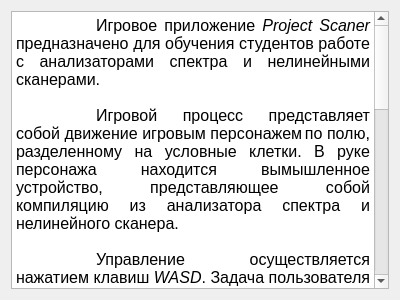
Before: the Qt Designer form help.ui in RedRushTeam/ProjectScaner, drawn with Qt 5.
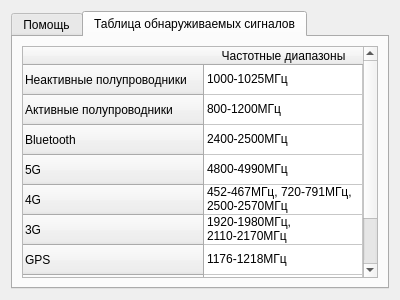
After: the same form once the commit is applied. Icons and pictures are not drawn.

Commit message: ver 1.0 angle texture added

What changed in the file:
```diff
--- a/help.ui
+++ b/help.ui
@@ -15,17 +15,144 @@
   </property>
   <layout class="QVBoxLayout" name="verticalLayout">
    <item>
-    <widget class="QTextBrowser" name="textBrowser">
-     <property name="html">
-      <string>&lt;!DOCTYPE HTML PUBLIC &quot;-//W3C//DTD HTML 4.0//EN&quot; &quot;http://www.w3.org/TR/REC-html40/strict.dtd&quot;&gt;
+    <widget class="QTabWidget" name="tabWidget">
+     <property name="currentIndex">
+      <number>1</number>
+     </property>
+     <widget class="QWidget" name="tab">
+      <attribute name="title">
+       <string>Помощь</string>
+      </attribute>
+      <layout class="QVBoxLayout" name="verticalLayout_2">
+       <item>
+        <widget class="QTextBrowser" name="textBrowser">
+         <property name="html">
+          <string>&lt;!DOCTYPE HTML PUBLIC &quot;-//W3C//DTD HTML 4.0//EN&quot; &quot;http://www.w3.org/TR/REC-html40/strict.dtd&quot;&gt;
 &lt;html&gt;&lt;head&gt;&lt;meta name=&quot;qrichtext&quot; content=&quot;1&quot; /&gt;&lt;style type=&quot;text/css&quot;&gt;
 p, li { white-space: pre-wrap; }
-&lt;/style&gt;&lt;/head&gt;&lt;body style=&quot; font-family:'MS Shell Dlg 2'; font-size:8.25pt; font-weight:400; font-style:normal;&quot;&gt;
-&lt;p align=&quot;justify&quot; style=&quot; margin-top:0px; margin-bottom:0px; margin-left:0px; margin-right:0px; -qt-block-indent:0; text-indent:0px;&quot;&gt;&lt;span style=&quot; font-size:12pt;&quot;&gt;	Игровое приложение &lt;/span&gt;&lt;span style=&quot; font-size:12pt; font-style:italic;&quot;&gt;Project Scaner&lt;/span&gt;&lt;span style=&quot; font-size:12pt;&quot;&gt; предназначено для обучения студентов работе с анализаторами спектра и нелинейными сканерами. &lt;br /&gt;&lt;br /&gt;	Игровой процесс представляет собой движение игровым персонажем&lt;/span&gt;&lt;span style=&quot; font-size:7pt;&quot;&gt; &lt;/span&gt;&lt;span style=&quot; font-size:12pt;&quot;&gt;по полю, разделенному на условные клетки. В руке персонажа находится вымышленное устройство, представляющее собой компиляцию из анализатора спектра и нелинейного сканера. &lt;br /&gt;&lt;br /&gt;	Управление осуществляется нажатием клавиш &lt;/span&gt;&lt;span style=&quot; font-size:12pt; font-style:italic;&quot;&gt;WASD&lt;/span&gt;&lt;span style=&quot; font-size:12pt;&quot;&gt;. Задача пользователя заключается в том, чтобы обнаружить закладное устройство, находящееся на поле. Для выбора ячейки, в которой, предположительно, находится закладное устройство, необходимо выделить эту клетку нажатием левой клавиши мыши, и подтвердить выбор нажатием клавиши &lt;/span&gt;&lt;span style=&quot; font-size:12pt; font-style:italic;&quot;&gt;Enter. &lt;/span&gt;&lt;span style=&quot; font-size:12pt;&quot;&gt;В случае успеха, будет выведено сообщение о победе, а в случае, если клетка была выбрана неверно, оставшееся число попыток будет уменьшено на единицу(всего отводится три попытки). Если попытки заканчиваются, то выводится сообщение о проигрыше, и программа возвращает пользователя в главное меню. Выйти в главное меню, до завершения игры, или вернуться назад, можно, нажав клавишу &lt;/span&gt;&lt;span style=&quot; font-size:12pt; font-style:italic;&quot;&gt;Escape&lt;/span&gt;&lt;span style=&quot; font-size:12pt;&quot;&gt;.&lt;br /&gt;&lt;br /&gt;	Пользователь может просмотреть спектр, на определенной клетке, нажав клавишу &lt;/span&gt;&lt;span style=&quot; font-size:12pt; font-style:italic;&quot;&gt;G. &lt;/span&gt;&lt;span style=&quot; font-size:12pt;&quot;&gt;Устройство, в руке у игрового персонажа имеет диаграмму направленности, вида:&lt;/span&gt;&lt;/p&gt;
-&lt;p align=&quot;center&quot; style=&quot; margin-top:0px; margin-bottom:0px; margin-left:0px; margin-right:0px; -qt-block-indent:0; text-indent:0px;&quot;&gt;&lt;span style=&quot; font-size:12pt;&quot;&gt; &lt;/span&gt;&lt;img src=&quot;:/new/random_game_textures/new/random_game_textures/Example.png&quot; /&gt;&lt;/p&gt;
-&lt;p align=&quot;justify&quot; style=&quot;-qt-paragraph-type:empty; margin-top:0px; margin-bottom:0px; margin-left:0px; margin-right:0px; -qt-block-indent:0; text-indent:0px;&quot;&gt;&lt;br /&gt;&lt;/p&gt;
+&lt;/style&gt;&lt;/head&gt;&lt;body style=&quot; font-family:'MS Shell Dlg 2'; font-size:7.8pt; font-weight:400; font-style:normal;&quot;&gt;
+&lt;p align=&quot;justify&quot; style=&quot; margin-top:0px; margin-bottom:0px; margin-left:0px; margin-right:0px; -qt-block-indent:0; text-indent:0px;&quot;&gt;&lt;span style=&quot; font-size:12pt;&quot;&gt;	Игровое приложение &lt;/span&gt;&lt;span style=&quot; font-size:12pt; font-style:italic;&quot;&gt;Project Scaner&lt;/span&gt;&lt;span style=&quot; font-size:12pt;&quot;&gt; предназначено для обучения студентов работе с анализаторами спектра и нелинейными сканерами. &lt;br /&gt;&lt;br /&gt;	Игровой процесс представляет собой движение игровым персонажем&lt;/span&gt;&lt;span style=&quot; font-size:7pt;&quot;&gt; &lt;/span&gt;&lt;span style=&quot; font-size:12pt;&quot;&gt;по полю, разделенному на условные клетки. В руке персонажа находится вымышленное устройство, представляющее собой компиляцию из анализатора спектра и нелинейного сканера. &lt;br /&gt;&lt;br /&gt;	Управление осуществляется нажатием клавиш &lt;/span&gt;&lt;span style=&quot; font-size:12pt; font-style:italic;&quot;&gt;WASD&lt;/span&gt;&lt;span style=&quot; font-size:12pt;&quot;&gt;. Задача пользователя заключается в том, чтобы обнаружить закладное устройство, находящееся на поле. Для выбора ячейки, в которой, предположительно, находится закладное устройство, необходимо выделить эту клетку нажатием левой клавиши мыши, и подтвердить выбор нажатием клавиши &lt;/span&gt;&lt;span style=&quot; font-size:12pt; font-style:italic;&quot;&gt;Enter. &lt;/span&gt;&lt;span style=&quot; font-size:12pt;&quot;&gt;В случае успеха, будет выведено сообщение о победе, а в случае, если клетка была выбрана неверно, оставшееся число попыток будет уменьшено на единицу(всего отводится три попытки). Если попытки заканчиваются, то выводится сообщение о проигрыше, и программа возвращает пользователя в главное меню. Выйти в главное меню, до завершения игры, или вернуться назад, можно, нажав клавишу &lt;/span&gt;&lt;span style=&quot; font-size:12pt; font-style:italic;&quot;&gt;Escape&lt;/span&gt;&lt;span style=&quot; font-size:12pt;&quot;&gt;.&lt;br /&gt;&lt;br /&gt;	Пользователь может просмотреть спектр, нажав клавишу &lt;/span&gt;&lt;span style=&quot; font-size:12pt; font-style:italic;&quot;&gt;G, &lt;/span&gt;&lt;span style=&quot; font-size:12pt;&quot;&gt;ориентация по графику происходит с помощью клавиш &lt;/span&gt;&lt;span style=&quot; font-size:12pt; font-style:italic;&quot;&gt;A&lt;/span&gt;&lt;span style=&quot; font-size:12pt;&quot;&gt; и &lt;/span&gt;&lt;span style=&quot; font-size:12pt; font-style:italic;&quot;&gt;D&lt;/span&gt;&lt;span style=&quot; font-size:12pt;&quot;&gt;, или при помощи колесика мыши&lt;/span&gt;&lt;span style=&quot; font-size:12pt; font-style:italic;&quot;&gt;. &lt;/span&gt;&lt;span style=&quot; font-size:12pt;&quot;&gt;Устройство, в руке у игрового персонажа имеет диаграмму направленности, вида:&lt;/span&gt;&lt;/p&gt;
+&lt;p align=&quot;justify&quot; style=&quot;-qt-paragraph-type:empty; margin-top:0px; margin-bottom:0px; margin-left:0px; margin-right:0px; -qt-block-indent:0; text-indent:0px; font-size:12pt;&quot;&gt;&lt;br /&gt;&lt;/p&gt;
+&lt;p align=&quot;center&quot; style=&quot; margin-top:0px; margin-bottom:0px; margin-left:0px; margin-right:0px; -qt-block-indent:0; text-indent:0px;&quot;&gt;&lt;span style=&quot; font-size:12pt;&quot;&gt; &lt;/span&gt;&lt;img src=&quot;:/new/random_game_textures/T.png&quot; /&gt;&lt;/p&gt;
+&lt;p align=&quot;justify&quot; style=&quot;-qt-paragraph-type:empty; margin-top:0px; margin-bottom:0px; margin-left:0px; margin-right:0px; -qt-block-indent:0; text-indent:0px; font-size:8.25pt;&quot;&gt;&lt;br /&gt;&lt;/p&gt;
 &lt;p align=&quot;justify&quot; style=&quot; margin-top:0px; margin-bottom:0px; margin-left:0px; margin-right:0px; -qt-block-indent:0; text-indent:0px;&quot;&gt;&lt;span style=&quot; font-size:12pt;&quot;&gt;	Чаще всего, студенту будет необходим &amp;quot;Режим готовой конфигурации&amp;quot;. Для начала игры в данном режиме, студенту будет необходимо выбрать конфигурационный файл, выданный преподавателем.&lt;/span&gt;&lt;/p&gt;&lt;/body&gt;&lt;/html&gt;</string>
-     </property>
+         </property>
+        </widget>
+       </item>
+      </layout>
+     </widget>
+     <widget class="QWidget" name="tab_2">
+      <attribute name="title">
+       <string>Таблица обнаруживаемых сигналов</string>
+      </attribute>
+      <layout class="QVBoxLayout" name="verticalLayout_3">
+       <item>
+        <widget class="QTableWidget" name="tableWidget">
+         <attribute name="horizontalHeaderCascadingSectionResizes">
+          <bool>true</bool>
+         </attribute>
+         <attribute name="horizontalHeaderStretchLastSection">
+          <bool>true</bool>
+         </attribute>
+         <row>
+          <property name="text">
+           <string>Неактивные полупроводники</string>
+          </property>
+         </row>
+         <row>
+          <property name="text">
+           <string>Активные полупроводники</string>
+          </property>
+         </row>
+         <row>
+          <property name="text">
+           <string>Bluetooth</string>
+          </property>
+         </row>
+         <row>
+          <property name="text">
+           <string>5G</string>
+          </property>
+         </row>
+         <row>
+          <property name="text">
+           <string>4G</string>
+          </property>
+         </row>
+         <row>
+          <property name="text">
+           <string>3G</string>
+          </property>
+         </row>
+         <row>
+          <property name="text">
+           <string>GPS</string>
+          </property>
+         </row>
+         <row>
+          <property name="text">
+           <string>Любительские рации</string>
+          </property>
+         </row>
+         <row>
+          <property name="text">
+           <string>ГЛОНАСС</string>
+          </property>
+         </row>
+         <column>
+          <property name="text">
+           <string>Частотные диапазоны</string>
+          </property>
+         </column>
+         <item row="0" column="0">
+          <property name="text">
+           <string>1000-1025МГц</string>
+          </property>
+         </item>
+         <item row="1" column="0">
+          <property name="text">
+           <string>800-1200МГц</string>
+          </property>
+         </item>
+         <item row="2" column="0">
+          <property name="text">
+           <string>2400-2500МГц</string>
+          </property>
+         </item>
+         <item row="3" column="0">
+          <property name="text">
+           <string>4800-4990МГц</string>
+          </property>
+         </item>
+         <item row="4" column="0">
+          <property name="text">
+           <string>452-467МГц, 720-791МГц, 2500-2570МГц</string>
+          </property>
+         </item>
+         <item row="5" column="0">
+          <property name="text">
+           <string>1920-1980МГц, 2110-2170МГц</string>
+          </property>
+         </item>
+         <item row="6" column="0">
+          <property name="text">
+           <string>1176-1218МГц</string>
+          </property>
+         </item>
+         <item row="7" column="0">
+          <property name="text">
+           <string>420-434МГц</string>
+          </property>
+         </item>
+         <item row="8" column="0">
+          <property name="text">
+           <string>1575-1602МГц, 1207-1248МГц, 1176-1202МГц</string>
+          </property>
+         </item>
+        </widget>
+       </item>
+      </layout>
+     </widget>
     </widget>
    </item>
   </layout>
```
The commit also changes 11 other files.
